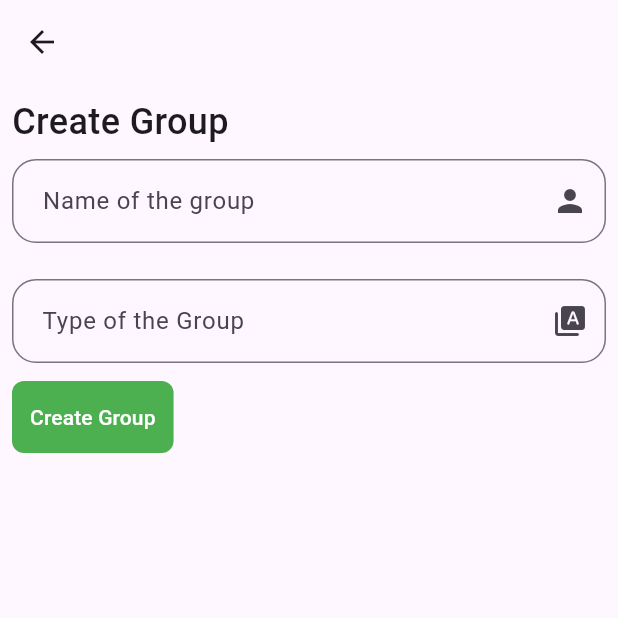
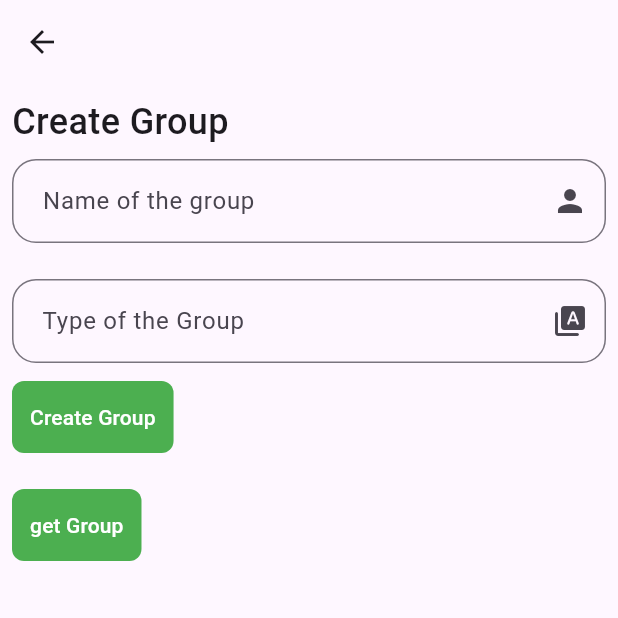
Before and after one commit to makdad-raee/makdad_app, a Flutter app: the CreateGroupFormFields screen opened directly, on a phone screen of 412 x 824 dp, the top half of it. Run offline on Flutter 3.47's test engine with Material 3 defaults, Android fonts, the phone set to English and light mode, and no system bars; our stand-ins replace cloud_firestore, dio, firebase_auth, firebase_core, firebase_messaging, firebase_storage and 6 more; accounts and stored records are empty; statements that could not run were skipped.

Commit message:
add group test part 1 and get Groups from database BackEnd

```diff
--- a/lib/features/data/models/group_model.dart
+++ b/lib/features/data/models/group_model.dart
@@ -4,6 +4,8 @@ import 'package:makdad_app/features/data/models/user_model.dart';
 class GroupModel {
   String name;
   String uId;
+  String type;
+
   String? image;
   UserModel owner;
   PostModel? posts;
@@ -11,6 +13,7 @@ class GroupModel {
   GroupModel(
       {required this.name,
       required this.uId,
+      required this.type,
       this.image,
       required this.owner,
       this.posts,
@@ -19,10 +22,11 @@ class GroupModel {
     return GroupModel(
       uId: json['uId'],
       name: json['name'],
-        image: json['image'],
+      type: json['type'],
+      image: json['image'] ?? '',
       owner: UserModel.fromJson(json['owner']),
       posts: PostModel.fromJson(json['posts']),
-        members: UserModel.fromJson(json['members'])
+      members: UserModel.fromJson(json['members']),
       // posts: json['posts'].map((e) {
       //   return PostModel.fromJson(e);
       // }).toList(),
@@ -35,6 +39,7 @@ class GroupModel {
     return {
       'uId': uId,
       'name': name,
+      'type': type,
       'image': image,
       'owner': owner.toMap(),
       'posts': posts?.toMap(),
--- a/lib/features/data/presentation/manger/social_cubit/social_state.dart
+++ b/lib/features/data/presentation/manger/social_cubit/social_state.dart
@@ -202,3 +202,12 @@ class SocialCreatePageErrorState extends SocialState {
 class SocialAddMemberSuccessState extends SocialState {}
 
 class SocialAddMemberErrorState extends SocialState {}
+
+class SocialCreateGroupLoadingState extends SocialState {}
+
+class SocialCreateGroupSuccessState extends SocialState {}
+
+class SocialCreateGroupErrorState extends SocialState {
+  final String error;
+  SocialCreateGroupErrorState({required this.error});
+}
--- a/lib/features/data/presentation/views/groups/create_group_form_field.dart
+++ b/lib/features/data/presentation/views/groups/create_group_form_field.dart
@@ -1,12 +1,23 @@
 import 'package:flutter/material.dart';
+import 'package:flutter_bloc/flutter_bloc.dart';
 import 'package:makdad_app/core/utils/componants.dart';
+import 'package:makdad_app/features/data/presentation/manger/social_cubit/social_cubit.dart';
+import 'package:makdad_app/features/data/presentation/manger/social_cubit/social_state.dart';
 
 class CreateGroupFormFields extends StatelessWidget {
   const CreateGroupFormFields({super.key});
 
   @override
   Widget build(BuildContext context) {
-    return Scaffold(
+    TextEditingController nameController = TextEditingController();
+    TextEditingController typeController = TextEditingController();
+    return BlocConsumer<SocialCubit, SocialState>(
+      listener: (context, state) {
+        if (state is SocialCreateGroupSuccessState) {
+          Navigator.pop(context);
+        }
+      },
+      builder: (context, state) => Scaffold(
         appBar: AppBar(),
         body: Padding(
           padding: const EdgeInsets.all(8.0),
@@ -20,12 +31,15 @@ class CreateGroupFormFields extends StatelessWidget {
               const SizedBox(
                 height: 8,
               ),
-            const DefaultTextFoemFieldForGroups(hintText: ' Name of the group'),
+              DefaultTextFoemFieldForGroups(
+                  textEditingController: nameController,
+                  hintText: ' Name of the group'),
               const SizedBox(
                 height: 24,
               ),
-            const DefaultTextFoemFieldForGroups(
-                suffixIcon: Icon(Icons.type_specimen_rounded),
+              DefaultTextFoemFieldForGroups(
+                  textEditingController: typeController,
+                  suffixIcon: const Icon(Icons.type_specimen_rounded),
                   hintText: ' Type of the Group'),
               const SizedBox(
                 height: 12,
@@ -34,13 +48,38 @@ class CreateGroupFormFields extends StatelessWidget {
                 decoration: BoxDecoration(
                     color: defaulColor, borderRadius: BorderRadius.circular(8)),
                 child: TextButton(
-                  onPressed: () {},
+                    onPressed: () {
+                      SocialCubit.get(context).creategroup(
+                          name: nameController.text, type: typeController.text);
+                    },
                     child: const Text(
                       'Create Group',
                       style: TextStyle(color: Colors.white),
                     )),
-            )
+              ),
+              state is SocialCreateGroupLoadingState
+                  ? const CircularProgressIndicator()
+                  : const SizedBox(),
+              const SizedBox(
+                height: 24,
+              ),
+              Container(
+                decoration: BoxDecoration(
+                    color: defaulColor, borderRadius: BorderRadius.circular(8)),
+                child: TextButton(
+                    onPressed: () {
+                      SocialCubit.get(context).getAllGroups();
+                    },
+                    child: const Text(
+                      'get Group',
+                      style: TextStyle(color: Colors.white),
+                    )),
+              ),
+              // state is SocialCreateGroupLoadingState
+              //     ? const CircularProgressIndicator()
+              //     : const SizedBox()
             ],
+          ),
         ),
       ),
     );
@@ -52,13 +91,16 @@ class DefaultTextFoemFieldForGroups extends StatelessWidget {
     super.key,
     required this.hintText,
     this.suffixIcon,
+    required this.textEditingController,
   });
   final String hintText;
   final Widget? suffixIcon;
+  final TextEditingController textEditingController;
 
   @override
   Widget build(BuildContext context) {
     return TextFormField(
+      controller: textEditingController,
       decoration: InputDecoration(
         hintText: hintText,
         suffixIcon: suffixIcon ?? const Icon(Icons.person),
```
Also changed, not shown: lib/features/data/presentation/manger/social_cubit/social_cubit.dart (+24 -7 lines), lib/features/data/presentation/views/groups/group_details_view.dart (added, +13 -0 lines), lib/features/data/presentation/views/groups/groups_view_from_the_top_.dart (+18 -9 lines), lib/features/data/presentation/views/groups/joined_members.dart (+9 -1 lines). Lines whose indentation alone changed are shown as unchanged.
